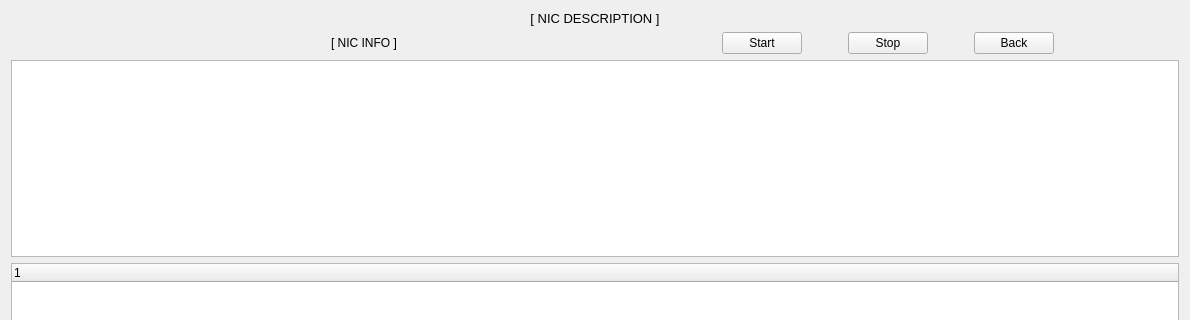
Old version of the form mainwindow.ui in the repository kian98/ksniffer; both pictures show x 0 to 1190 and y 0 to 320 of the 1190 by 695 pixel window.
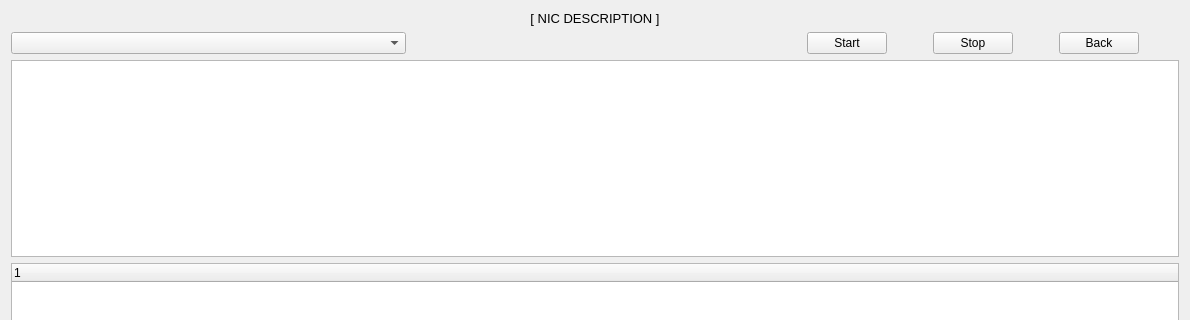
New version of the form. Custom widgets are drawn as their Qt base class.

What changed in the file:
```diff
--- a/mainwindow.ui
+++ b/mainwindow.ui
@@ -225,44 +225,19 @@
         <item>
          <layout class="QHBoxLayout" name="horizontalLayout_2">
           <item>
-           <spacer name="horizontalSpacer_10">
-            <property name="orientation">
-             <enum>Qt::Horizontal</enum>
-            </property>
-            <property name="sizeHint" stdset="0">
-             <size>
-              <width>40</width>
-              <height>20</height>
-             </size>
-            </property>
-           </spacer>
-          </item>
-          <item>
-           <widget class="QLabel" name="nicName">
+           <widget class="QComboBox" name="pktSelect">
             <property name="sizePolicy">
-             <sizepolicy hsizetype="MinimumExpanding" vsizetype="Preferred">
+             <sizepolicy hsizetype="MinimumExpanding" vsizetype="Fixed">
               <horstretch>0</horstretch>
               <verstretch>0</verstretch>
              </sizepolicy>
             </property>
             <property name="minimumSize">
              <size>
-              <width>456</width>
+              <width>0</width>
               <height>0</height>
              </size>
             </property>
-            <property name="statusTip">
-             <string>NIC INFO</string>
-            </property>
-            <property name="frameShape">
-             <enum>QFrame::NoFrame</enum>
-            </property>
-            <property name="text">
-             <string>[ NIC INFO ]</string>
-            </property>
-            <property name="alignment">
-             <set>Qt::AlignCenter</set>
-            </property>
            </widget>
           </item>
           <item>
@@ -345,6 +320,9 @@
             <property name="orientation">
              <enum>Qt::Horizontal</enum>
             </property>
+            <property name="sizeType">
+             <enum>QSizePolicy::Fixed</enum>
+            </property>
             <property name="sizeHint" stdset="0">
              <size>
               <width>40</width>
@@ -628,6 +606,11 @@
    <extends>QTableWidget</extends>
    <header location="global">datatable.h</header>
   </customwidget>
+  <customwidget>
+   <class>TextEdit</class>
+   <extends>QPlainTextEdit</extends>
+   <header location="global">textedit.h</header>
+  </customwidget>
  </customwidgets>
  <resources/>
  <connections/>
```
Left out of the diff: 10 changed lines with no effect on the pictures.
